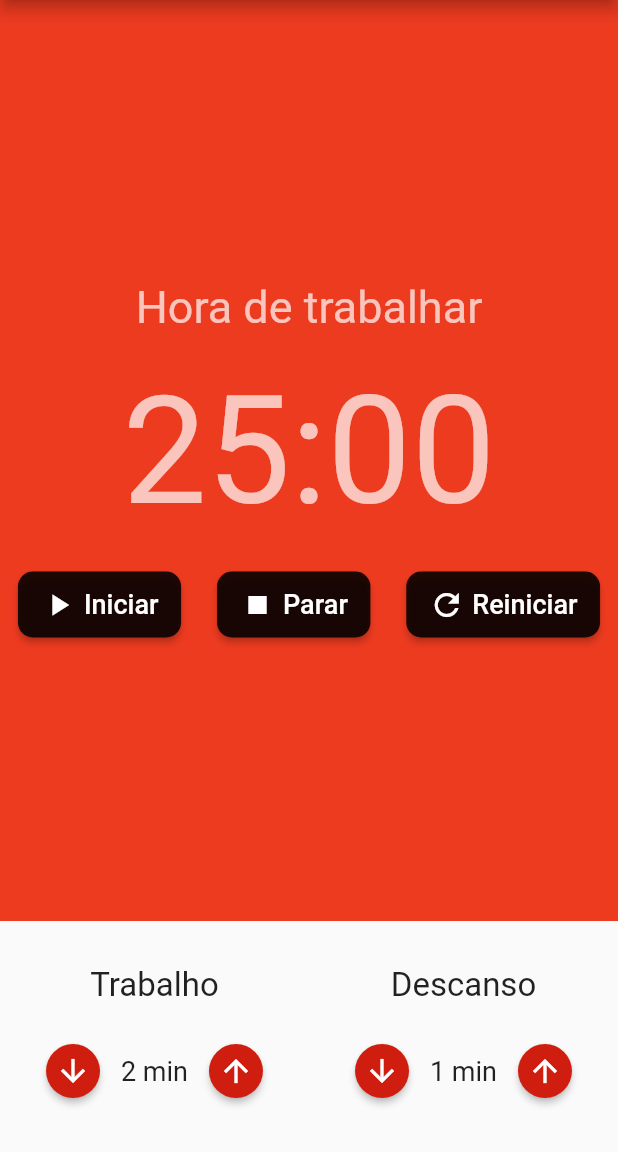
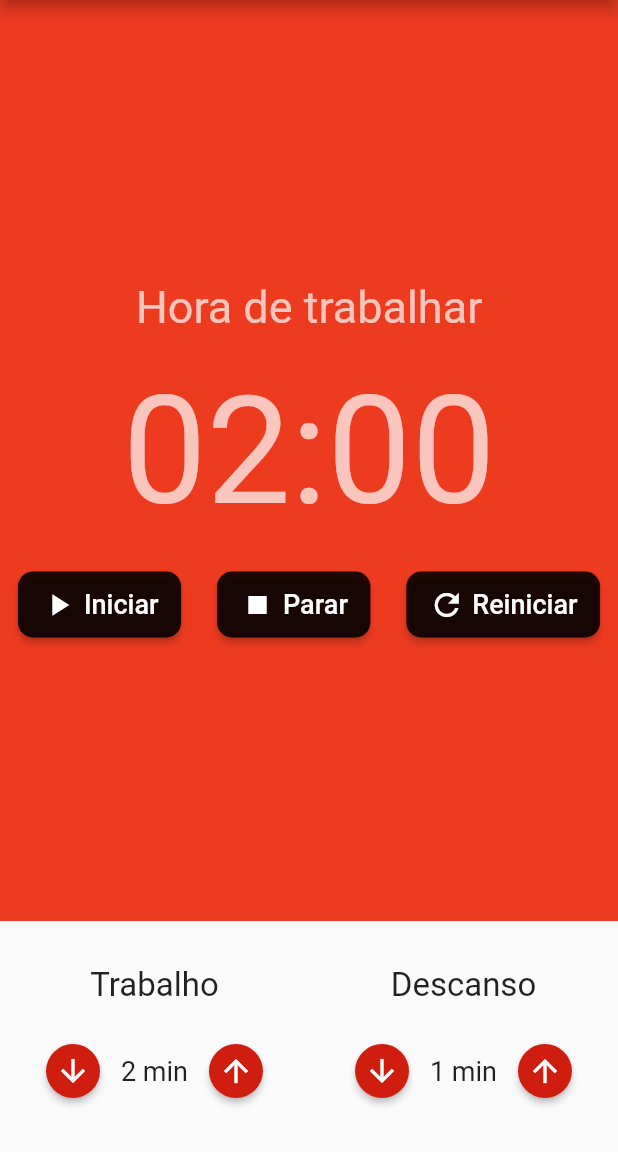
Before and after one commit to TonySilva7/pomodoro-flutter, a Flutter app: the screen it shows after launch, on a phone screen of 412 x 824 dp, the part 84-1236 px from its top. Run offline on Flutter 3.47's test engine with Material 2 defaults, Android fonts, the phone set to English and light mode, and no system bars; our stand-ins replace flutter_mobx, mobx; generated files the repository leaves out were written again.

Commit message:
feat: add function to handler format time

```diff
--- a/lib/store/pomodoro.store.dart
+++ b/lib/store/pomodoro.store.dart
@@ -4,6 +4,12 @@ part 'pomodoro.store.g.dart';
 class PomodoroStore = PomodoroStoreBase with _$PomodoroStore;
 
 abstract class PomodoroStoreBase with Store {
+  @observable
+  int minutes = 2;
+
+  @observable
+  int seconds = 0;
+
   @observable
   int workingTime = 2;
 
--- a/lib/widgets/chronometer.dart
+++ b/lib/widgets/chronometer.dart
@@ -1,11 +1,21 @@
+import 'dart:io';
+
 import 'package:flutter/material.dart';
+import 'package:pomodoro/store/pomodoro.store.dart';
 import 'package:pomodoro/widgets/chron_button.dart';
+import 'package:provider/provider.dart';
 
 class Chronometer extends StatelessWidget {
   const Chronometer({super.key});
 
+  String handleTimer(int time) {
+    return time.toString().padLeft(2, '0');
+  }
+
   @override
   Widget build(BuildContext context) {
+    final store = Provider.of<PomodoroStore>(context);
+
     return Container(
         color: const Color.fromRGBO(237, 59, 32, 1),
         child: Column(
@@ -19,9 +29,9 @@ class Chronometer extends StatelessWidget {
               ),
             ),
             const SizedBox(height: 20),
-            const Text(
-              '25:00',
-              style: TextStyle(
+            Text(
+              '${handleTimer(store.minutes)}:${handleTimer(store.seconds)}',
+              style: const TextStyle(
                 fontSize: 100,
                 color: Colors.white70,
               ),
```
Also changed, not shown: lib/store/pomodoro.store.g.dart.
